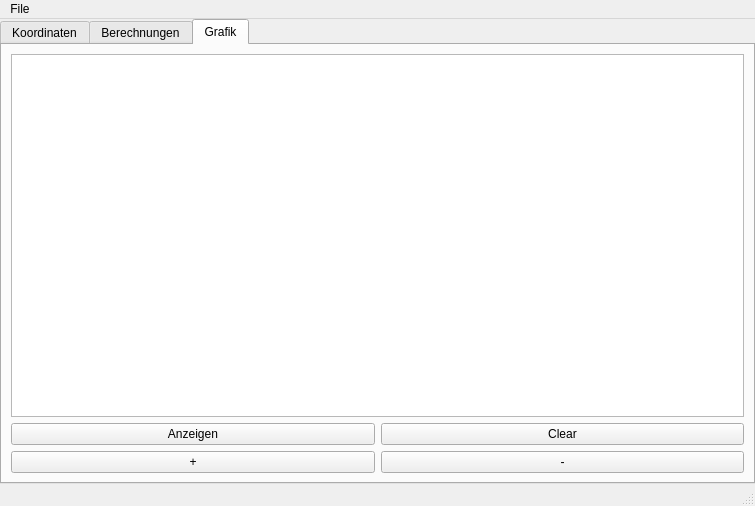
This is Test2.ui in LadontherealOne/GeoCalc as Qt 5 draws it before an edit. The edited form follows.
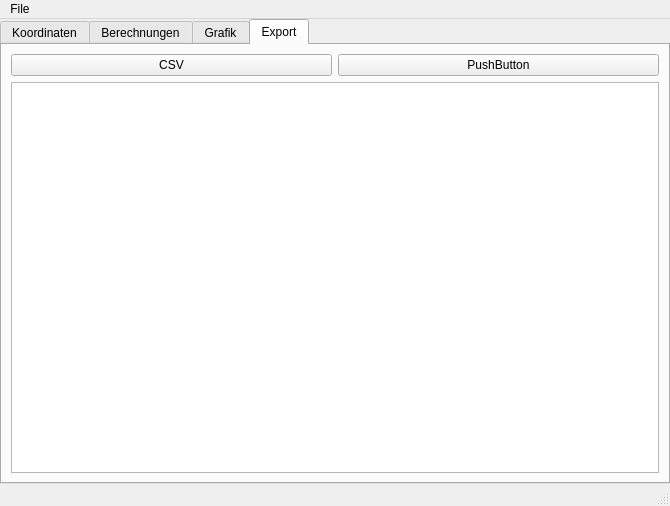
This is the edited form.

```diff
--- a/Test2.ui
+++ b/Test2.ui
@@ -6,7 +6,7 @@
    <rect>
     <x>0</x>
     <y>0</y>
-    <width>755</width>
+    <width>670</width>
     <height>506</height>
    </rect>
   </property>
@@ -36,7 +36,7 @@
     <item row="0" column="0" rowspan="2">
      <widget class="QTabWidget" name="main_tabWidget">
       <property name="currentIndex">
-       <number>2</number>
+       <number>3</number>
       </property>
       <widget class="QWidget" name="koordinaten_tab">
        <attribute name="title">
@@ -371,6 +371,37 @@
         </item>
        </layout>
       </widget>
+      <widget class="QWidget" name="export_tab">
+       <attribute name="title">
+        <string>Export</string>
+       </attribute>
+       <layout class="QGridLayout" name="gridLayout_6">
+        <item row="0" column="0">
+         <widget class="QPushButton" name="export_csv_button">
+          <property name="text">
+           <string>CSV</string>
+          </property>
+         </widget>
+        </item>
+        <item row="0" column="1">
+         <widget class="QPushButton" name="pushButton_2">
+          <property name="text">
+           <string>PushButton</string>
+          </property>
+         </widget>
+        </item>
+        <item row="1" column="0" colspan="2">
+         <widget class="QPlainTextEdit" name="export_export_plaintxtedit">
+          <property name="lineWrapMode">
+           <enum>QPlainTextEdit::WidgetWidth</enum>
+          </property>
+          <property name="overwriteMode">
+           <bool>false</bool>
+          </property>
+         </widget>
+        </item>
+       </layout>
+      </widget>
      </widget>
     </item>
    </layout>
@@ -381,7 +412,7 @@
     <rect>
      <x>0</x>
      <y>0</y>
-     <width>755</width>
+     <width>670</width>
      <height>18</height>
     </rect>
    </property>
```
Left out of the diff: 18 changed lines with no effect on the pictures.
